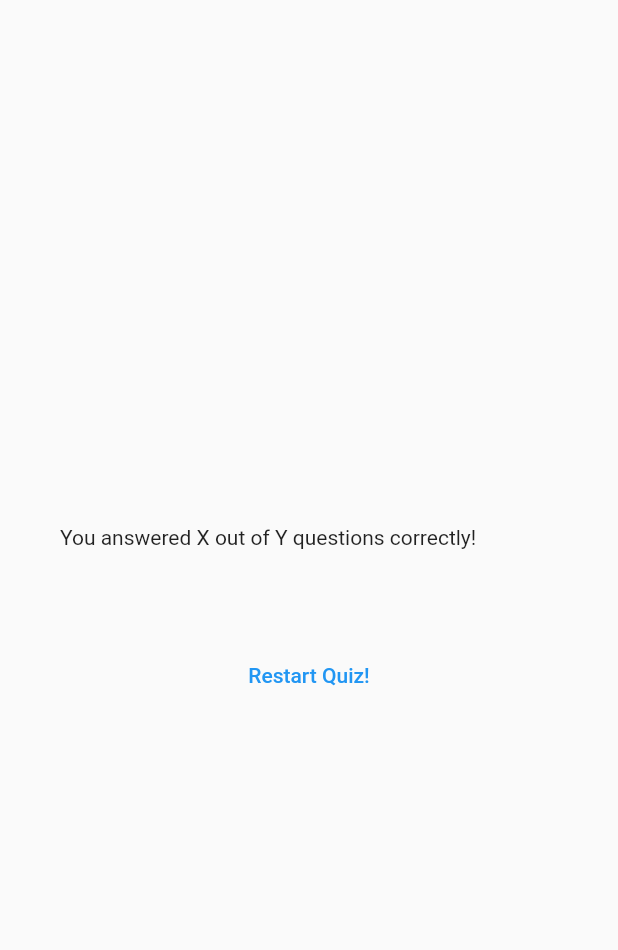
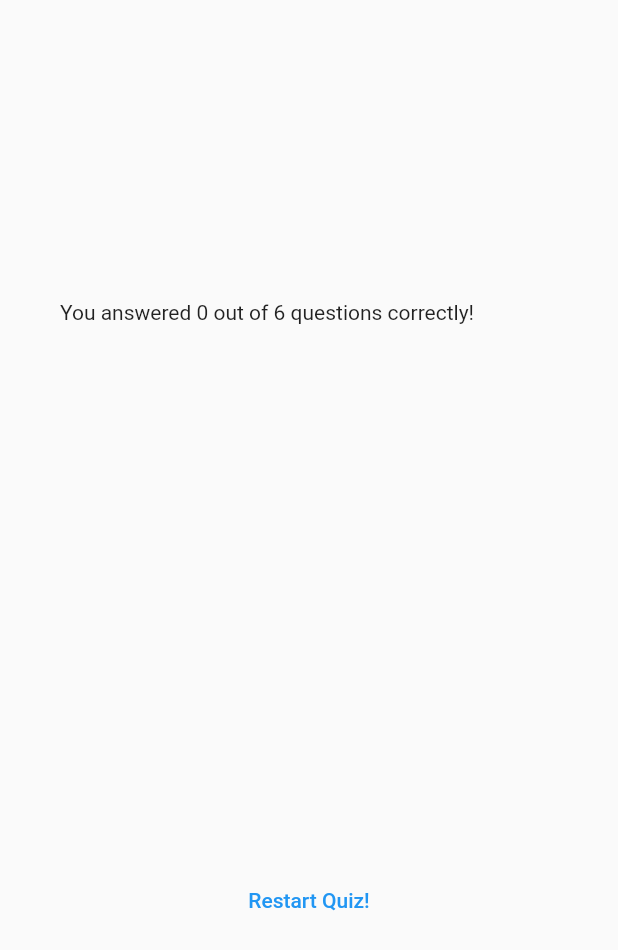
Before and after one commit to siva4github/Flutter, a Flutter app: the ResultsScreen widget shown alone on an empty page, opened directly with empty values, on a phone screen of 412 x 824 dp. Shown: the top 950 px of the screen. Run offline on Flutter 3.47's test engine with Material 2 defaults, Android fonts, the phone set to English and light mode, and no system bars; our stand-ins replace google_fonts.

Commit message:
making content scrollable using SingleChildScrollView

```diff
--- a/quiz_app/lib/questions_summary.dart
+++ b/quiz_app/lib/questions_summary.dart
@@ -7,7 +7,10 @@ class QuestionsSummary extends StatelessWidget {
 
   @override
   Widget build(BuildContext context) {
-    return Column(
+    return SizedBox(
+      height: 300,
+      child: SingleChildScrollView(
+        child: Column(
           children: summaryData.map((data) {
             return Row(
               children: [
@@ -27,6 +30,8 @@ class QuestionsSummary extends StatelessWidget {
               ],
             );
           }).toList(),
+        ),
+      ),
     );
   }
 }
--- a/quiz_app/lib/results_screen.dart
+++ b/quiz_app/lib/results_screen.dart
@@ -23,6 +23,12 @@ class ResultsScreen extends StatelessWidget {
 
   @override
   Widget build(BuildContext context) {
+    final summaryData = getSummaryData();
+    final numTotalQuestion = questions.length;
+    final numCorrectQuestions = summaryData.where((data) {
+      return data['correct_answer'] == data['user_answer'];
+    }).length;
+
     return SizedBox(
       width: double.infinity,
       child: Container(
@@ -31,11 +37,12 @@ class ResultsScreen extends StatelessWidget {
           mainAxisAlignment: MainAxisAlignment.center,
           crossAxisAlignment: CrossAxisAlignment.stretch,
           children: [
-            const Text('You answered X out of Y questions correctly!'),
+            Text(
+                'You answered $numCorrectQuestions out of $numTotalQuestion questions correctly!'),
             const SizedBox(
               height: 30,
             ),
-            QuestionsSummary(getSummaryData()),
+            QuestionsSummary(summaryData),
             const SizedBox(
               height: 30,
             ),
```
Lines whose indentation alone changed are shown as unchanged.
